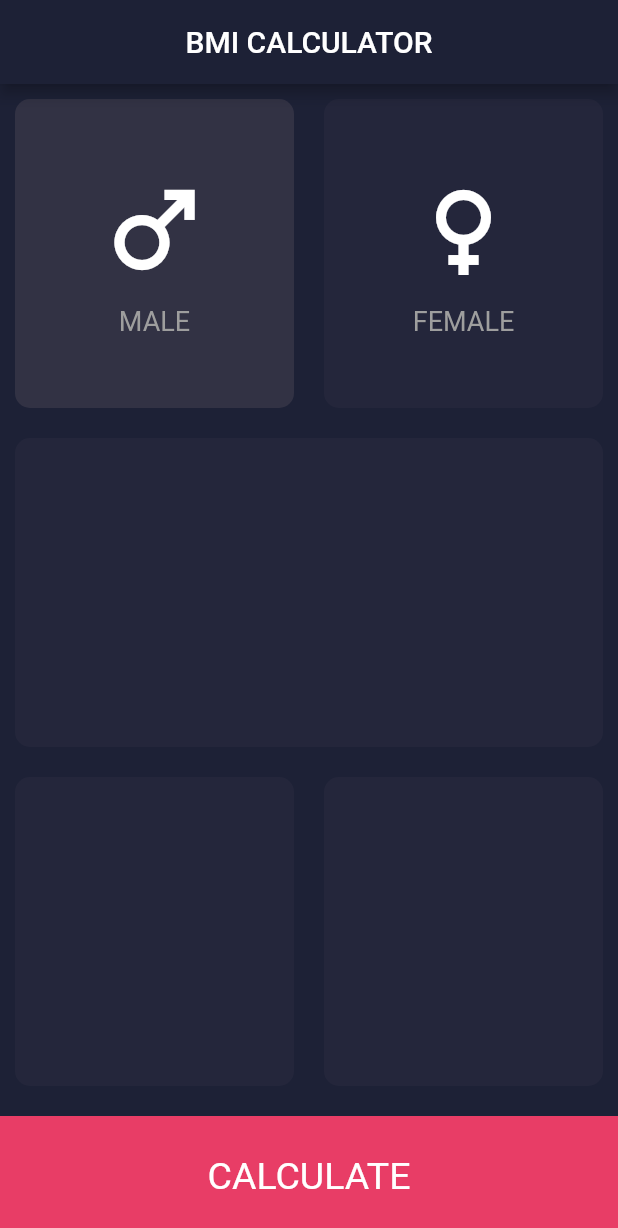
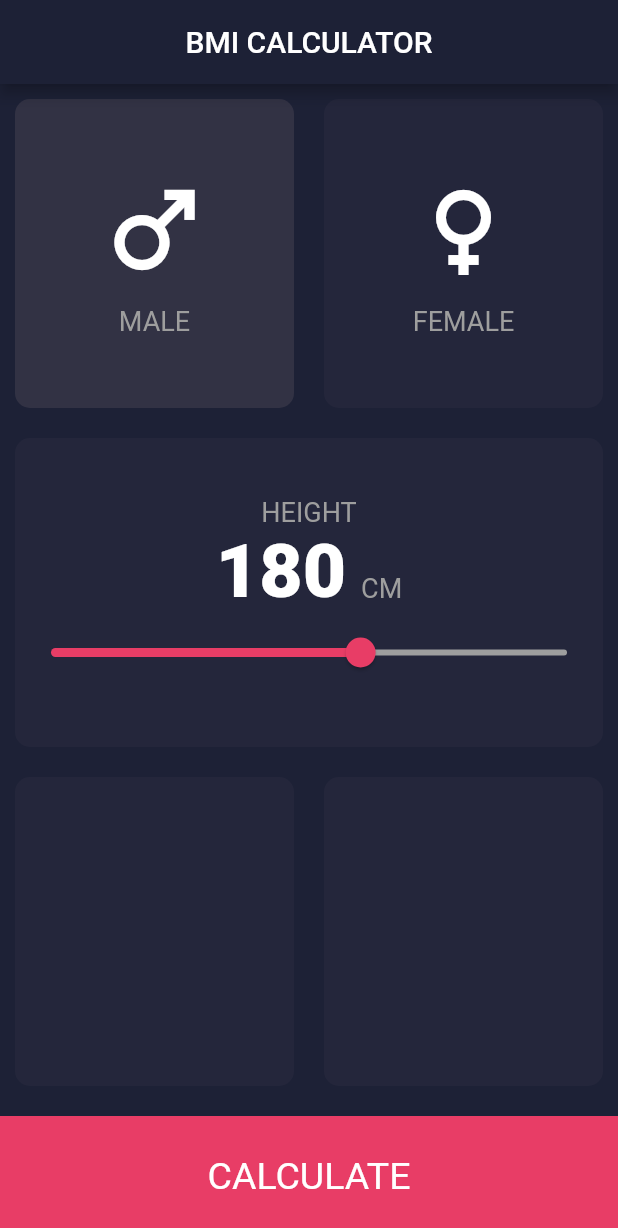
Before and after one commit to Nayni19/BMI-Calculator-App, a Flutter app: the screen it shows after launch, on a phone screen of 412 x 824 dp. Shown: the top 1228 px of the screen. Run offline on Flutter 3.47's test engine with Material 2 defaults, Android fonts, the phone set to English and light mode, and no system bars.

Commit message:
Slider widget

```diff
--- a/lib/bottomContainer.dart
+++ b/lib/bottomContainer.dart
@@ -1,7 +1,6 @@
 import 'package:flutter/material.dart';
+import 'constants.dart';
 
-const pinkColor = Color(0xFFe83d66);
-const bottomContainerHeight = 80.0;
 
 class BottomContainer extends StatelessWidget {
   const BottomContainer({super.key, required this.label});
--- /dev/null
+++ b/lib/constants.dart
@@ -0,0 +1,10 @@
+import 'package:flutter/material.dart';
+
+const activeCardColor = Color(0xFF323244);
+const inactiveCardColor = Color(0xFF24263b);
+
+const pinkColor = Color(0xFFe83d66);
+const bottomContainerHeight = 80.0;
+
+const labelStyle = TextStyle(fontSize: 18.0, color: Colors.grey);
+const boldLabel = TextStyle(fontSize: 50.0, fontWeight: FontWeight.w900);
--- a/lib/gender.dart
+++ b/lib/gender.dart
@@ -1,6 +1,5 @@
 import 'package:flutter/material.dart';
-
-const labelStyle = TextStyle(fontSize: 18.0, color: Colors.grey);
+import 'constants.dart';
 
 class GenderCard extends StatelessWidget {
   const GenderCard({super.key, required this.iconType, required this.name});
--- a/lib/input_page.dart
+++ b/lib/input_page.dart
@@ -2,9 +2,8 @@ import 'package:flutter/material.dart';
 import 'gender.dart';
 import 'reusable_card.dart';
 import 'bottomContainer.dart';
-
-const activeCardColor = Color(0xFF323244);
-const inactiveCardColor = Color(0xFF24263b);
+import 'constants.dart';
+import 'sliderContainer.dart';
 
 enum Gender{
   Male,
@@ -31,6 +30,7 @@ class _InputPageState extends State<InputPage> {
         centerTitle: true,
       ),
       body: Column(
+        crossAxisAlignment: CrossAxisAlignment.center,
         children: [
           Expanded(
             child:  Row(
@@ -51,7 +51,7 @@ class _InputPageState extends State<InputPage> {
               ],
             ),
           ),
-          Expanded(child: ReusableCard(color: inactiveCardColor,childWidget: Container(), onpress: (){}),),
+          Expanded(child: ReusableCard(color: inactiveCardColor,childWidget: CustomSlider(), onpress: (){}),),
           Expanded(
             child: Row(
 
--- /dev/null
+++ b/lib/sliderContainer.dart
@@ -0,0 +1,56 @@
+import 'package:flutter/material.dart';
+import 'constants.dart';
+
+
+
+
+class CustomSlider extends StatefulWidget {
+  const CustomSlider({super.key});
+
+  @override
+  State<CustomSlider> createState() => _CustomSliderState();
+}
+
+class _CustomSliderState extends State<CustomSlider> {
+  int height = 180;
+  double _currentSliderValue = 180;
+
+  @override
+  Widget build(BuildContext context) {
+    return Container(
+      child:
+        Column(
+          mainAxisAlignment: MainAxisAlignment.center,
+          children: [
+            Text('HEIGHT', style: labelStyle),
+            Row(
+              mainAxisAlignment: MainAxisAlignment.center,
+              crossAxisAlignment: CrossAxisAlignment.baseline,
+              textBaseline: TextBaseline.alphabetic,
+              children: [
+                Text(height.toString(), style: boldLabel),
+                SizedBox(width: 10.0,),
+                Text('CM', style: labelStyle,),
+
+              ],
+            ),
+            Slider(
+              value: _currentSliderValue,
+              min: 120,
+              max: 220,
+              // divisions: 5,
+              // label: _currentSliderValue.round().toString(),
+              onChanged: (double value) {
+                setState(() {
+                  _currentSliderValue = value;
+                  height = _currentSliderValue.toInt();
+                });
+              },
+              activeColor: pinkColor,
+              inactiveColor: Colors.grey,
+            )
+          ],
+        ),
+    );
+  }
+}
```
